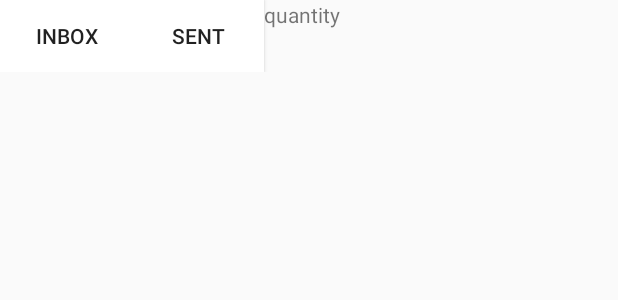
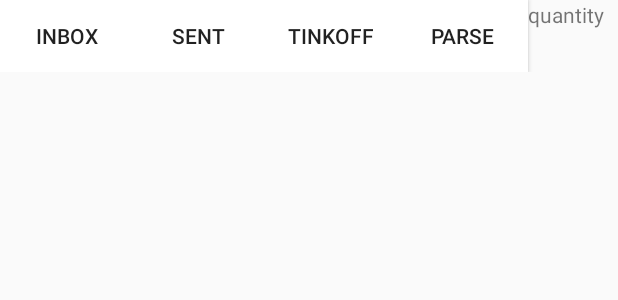
Before and after one commit to smoot/android, an Android app: the layout activity_main.xml on its own in the app's theme, with its tools: preview values and no code run, on a phone screen of 412 x 824 dp. Shown: the top 300 px of the screen. Run offline under Robolectric (Android 15) with nearby library versions, the phone set to English and light mode, and no system bars.

Commit message:
not work? night

```diff
--- a/MyApplication/app/src/main/res/layout/activity_main.xml
+++ b/MyApplication/app/src/main/res/layout/activity_main.xml
@@ -26,6 +26,22 @@
             android:onClick="onSentClick"
             android:autoText="true"
             android:background="@android:color/background_light" />
+        <Button
+            android:layout_width="wrap_content"
+            android:layout_height="wrap_content"
+            android:text="Tinkoff"
+            android:id="@+id/viewTinkoff"
+            android:onClick="onTinkoffClick"
+            android:autoText="true"
+            android:background="@android:color/background_light" />
+        <Button
+            android:layout_width="wrap_content"
+            android:layout_height="wrap_content"
+            android:text="Parse"
+            android:id="@+id/viewParse"
+            android:onClick="onParseClick"
+            android:autoText="true"
+            android:background="@android:color/background_light" />
 
         <TextView
             android:id="@+id/quantity"
```
Also changed, not shown: MyApplication/app/src/main/java/com/example/makss/myapplication/MainActivity.java (+39 -20 lines), MyApplication/app/src/main/java/com/example/makss/myapplication/SMSDataParse.java (added, +48 -0 lines), MyApplication/app/src/main/java/com/example/makss/myapplication/SMSDataParser.java (added, +25 -0 lines).
